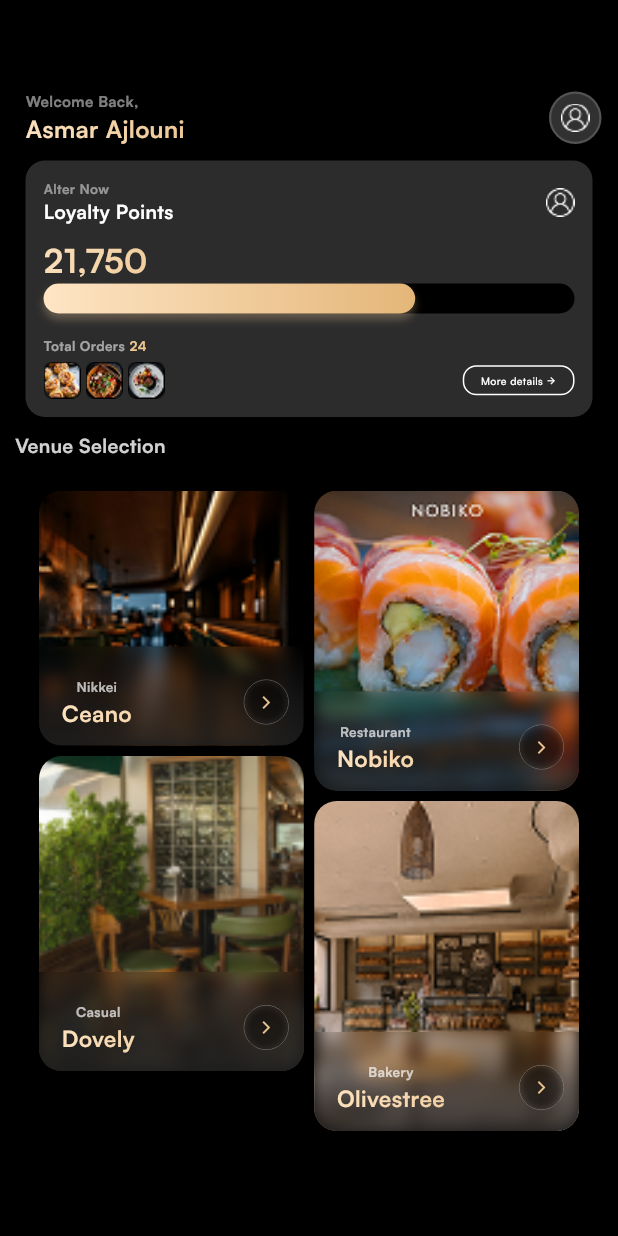
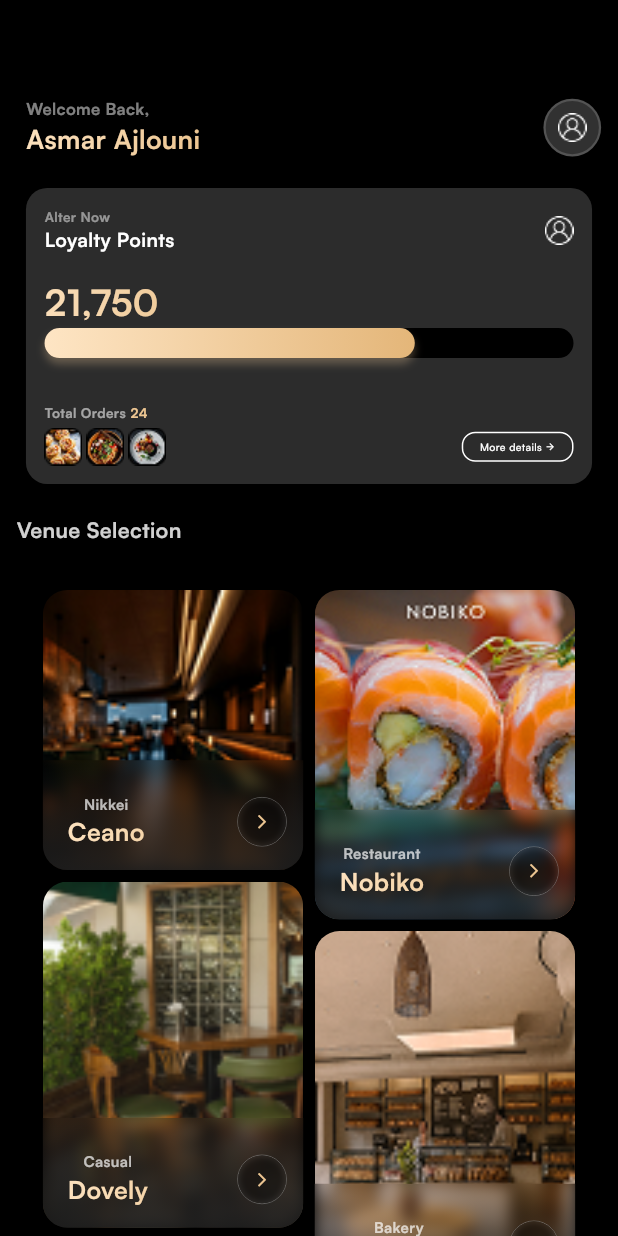
Before and after one commit to fatima304/Recast-Designs-Task, a Flutter app: the screen it shows after launch, on a phone screen of 412 x 824 dp. Run offline on Flutter 3.47's test engine with Material 3 defaults, Android fonts, the phone set to English and light mode, and no system bars.

Commit message:
make screen and widgets responsive

```diff
--- /dev/null
+++ b/lib/core/utils/responsive_helper.dart
@@ -0,0 +1,55 @@
+import 'package:flutter/material.dart';
+
+class ResponsiveHelper {
+  static double getWidth(BuildContext context) {
+    return MediaQuery.of(context).size.width;
+  }
+
+  static double getHeight(BuildContext context) {
+    return MediaQuery.of(context).size.height;
+  }
+
+  static double getScaleFactor(BuildContext context) {
+    return getWidth(context) / 375.0;
+  }
+
+  static double getSpacing(BuildContext context, double baseSpacing) {
+    return baseSpacing * getScaleFactor(context);
+  }
+
+  static double getFontSize(BuildContext context, double baseFontSize) {
+    return baseFontSize * getScaleFactor(context);
+  }
+
+  static double getSize(BuildContext context, double baseSize) {
+    return baseSize * getScaleFactor(context);
+  }
+
+  static double getBorderRadius(BuildContext context, double baseRadius) {
+    return baseRadius * getScaleFactor(context);
+  }
+
+  static double getHorizontalPadding(BuildContext context) {
+    return getWidth(context) * 0.042;
+  }
+
+  static double getVerticalPadding(BuildContext context) {
+    return getHeight(context) * 0.025;
+  }
+
+  static double getCardPadding(BuildContext context) {
+    return getWidth(context) * 0.03;
+  }
+
+  static double getSmallSpacing(BuildContext context) {
+    return getHeight(context) * 0.017;
+  }
+
+  static double getMediumSpacing(BuildContext context) {
+    return getHeight(context) * 0.024;
+  }
+
+  static double getLargeSpacing(BuildContext context) {
+    return getHeight(context) * 0.036;
+  }
+}
--- a/lib/features/home/screen/home_screen.dart
+++ b/lib/features/home/screen/home_screen.dart
@@ -1,5 +1,6 @@
 import 'package:flutter/material.dart';
 import 'package:recast_design_task/core/constants/app_colors.dart';
+import 'package:recast_design_task/core/utils/responsive_helper.dart';
 import 'package:recast_design_task/features/home/widgets/home_header.dart';
 import 'package:recast_design_task/features/home/widgets/loyality_card.dart';
 import 'package:recast_design_task/features/home/widgets/venue_selection_section.dart';
@@ -14,11 +15,11 @@ class HomeScreen extends StatelessWidget {
       body: SingleChildScrollView(
         child: Column(
           children: [
-            SizedBox(height: 40),
+            SizedBox(height: ResponsiveHelper.getSize(context, 40)),
             HomeHeader(),
-            SizedBox(height: 10),
+            SizedBox(height: ResponsiveHelper.getMediumSpacing(context)),
             LoyalityCard(),
-            SizedBox(height: 10),
+            SizedBox(height: ResponsiveHelper.getMediumSpacing(context)),
             VenueSelectionSection(),
           ],
         ),
--- a/lib/features/home/widgets/home_header.dart
+++ b/lib/features/home/widgets/home_header.dart
@@ -3,14 +3,20 @@ import 'package:recast_design_task/core/constants/app_colors.dart';
 import 'package:recast_design_task/core/constants/app_images.dart';
 import 'package:recast_design_task/core/constants/app_strings.dart';
 import 'package:recast_design_task/core/constants/app_text_styles.dart';
+import 'package:recast_design_task/core/utils/responsive_helper.dart';
 
 class HomeHeader extends StatelessWidget {
   const HomeHeader({super.key});
 
   @override
   Widget build(BuildContext context) {
+    final horizontalPadding = ResponsiveHelper.getHorizontalPadding(context);
+    final topPadding = ResponsiveHelper.getVerticalPadding(context);
+    final avatarSize = ResponsiveHelper.getSize(context, 35);
+    final iconSize = ResponsiveHelper.getSize(context, 19);
+
     return Padding(
-      padding: const EdgeInsets.only(top: 20, left: 17, right: 11),
+      padding: EdgeInsets.only(top: topPadding, left: horizontalPadding, right: horizontalPadding * 0.65),
       child: Row(
         mainAxisAlignment: MainAxisAlignment.spaceBetween,
         crossAxisAlignment: CrossAxisAlignment.center,
@@ -21,17 +27,21 @@ class HomeHeader extends StatelessWidget {
             children: [
               Text(
                 AppStrings.welcomeBack,
-                style: AppTextStyles.font10BoldWhite,
+                style: AppTextStyles.font10BoldWhite.copyWith(
+                  fontSize: ResponsiveHelper.getFontSize(context, 10),
+                ),
               ),
               Text(
                 AppStrings.profileName,
-                style: AppTextStyles.font16BoldYellow,
+                style: AppTextStyles.font16BoldYellow.copyWith(
+                  fontSize: ResponsiveHelper.getFontSize(context, 16),
+                ),
               ),
             ],
           ),
           Container(
-            width: 35,
-            height: 35,
+            width: avatarSize,
+            height: avatarSize,
             decoration: BoxDecoration(
               shape: BoxShape.circle,
               color: AppColors.lightgrey.withOpacity(0.2),
@@ -40,7 +50,7 @@ class HomeHeader extends StatelessWidget {
                 width: 1.5,
               ),
             ),
-            child: Image.asset(AppImages.user, width: 19, height: 19),
+            child: Image.asset(AppImages.user, width: iconSize, height: iconSize),
           ),
         ],
       ),
--- a/lib/features/home/widgets/loyality_card.dart
+++ b/lib/features/home/widgets/loyality_card.dart
@@ -2,6 +2,7 @@
 import 'package:recast_design_task/core/constants/app_colors.dart';
 import 'package:recast_design_task/core/constants/app_strings.dart';
 import 'package:recast_design_task/core/constants/app_text_styles.dart';
+import 'package:recast_design_task/core/utils/responsive_helper.dart';
 import 'package:recast_design_task/features/home/widgets/loyality_header.dart';
 import 'package:recast_design_task/features/home/widgets/progress_bar.dart';
 import 'package:recast_design_task/features/home/widgets/total_orders_widget.dart';
@@ -11,18 +12,22 @@
 
   @override
   Widget build(BuildContext context) {
+    final horizontalMargin = ResponsiveHelper.getHorizontalPadding(context);
+    final cardPadding = ResponsiveHelper.getCardPadding(context);
+    final borderRadius = ResponsiveHelper.getBorderRadius(context, 13);
+
     return Container(
       width: double.infinity,
-      margin: const EdgeInsets.symmetric(horizontal: 17),
-      padding: const EdgeInsets.all(12),
+      margin: EdgeInsets.symmetric(horizontal: horizontalMargin),
+      padding: EdgeInsets.all(cardPadding),
       decoration: BoxDecoration(
         color: AppColors.darkgrey.withOpacity(0.3),
-        borderRadius: BorderRadius.circular(13),
+        borderRadius: BorderRadius.circular(borderRadius),
         boxShadow: [
           BoxShadow(
             color: AppColors.black.withOpacity(0.15),
-            offset: Offset(0, 4),
-            blurRadius: 4,
+            offset: Offset(0, ResponsiveHelper.getSize(context, 4)),
+            blurRadius: ResponsiveHelper.getSize(context, 4),
           ),
         ],
       ),
@@ -36,17 +41,21 @@
 
   @override
   Widget build(BuildContext context) {
+    final spacing = ResponsiveHelper.getSmallSpacing(context);
+    final largeSpacing = ResponsiveHelper.getLargeSpacing(context);
+    final pointsFontSize = ResponsiveHelper.getFontSize(context, 22);
+
     return Column(
       crossAxisAlignment: CrossAxisAlignment.start,
       children: [
         LoyalityHeader(),
-        SizedBox(height: 7),
+        SizedBox(height: spacing),
         Text(
           AppStrings.points,
-          style: AppTextStyles.font16BoldYellow.copyWith(fontSize: 22),
+          style: AppTextStyles.font16BoldYellow.copyWith(fontSize: pointsFontSize),
         ),
         CustomProgressBar(progress: 0.7),
-        SizedBox(height: 15),
+        SizedBox(height: largeSpacing),
         TotalOrdersWidget(),
       ],
     );
--- a/lib/features/home/widgets/venue_selection_items.dart
+++ b/lib/features/home/widgets/venue_selection_items.dart
@@ -4,13 +4,19 @@ import 'package:flutter_staggered_grid_view/flutter_staggered_grid_view.dart';
 import 'package:recast_design_task/core/constants/app_colors.dart';
 import 'package:recast_design_task/core/constants/app_images.dart';
 import 'package:recast_design_task/core/constants/app_text_styles.dart';
+import 'package:recast_design_task/core/utils/responsive_helper.dart';
 
 class VenueSelectionItems extends StatelessWidget {
   const VenueSelectionItems({super.key});
 
   @override
   Widget build(BuildContext context) {
-    final List<double> itemHeights = [170, 200, 210, 220];
+     final List<double> itemHeights = [
+      ResponsiveHelper.getSize(context, 170),
+      ResponsiveHelper.getSize(context, 200),
+      ResponsiveHelper.getSize(context, 210),
+      ResponsiveHelper.getSize(context, 220),
+    ];
     final List<String> subTitles = ['Nikkei', 'Restaurant', 'Casual', 'Bakery'];
     final List<String> titles = ['Ceano', 'Nobiko', 'Dovely', 'Olivestree'];
     final List<String> images = [
@@ -20,19 +26,26 @@ class VenueSelectionItems extends StatelessWidget {
       AppImages.oliverstree,
     ];
 
+    final gridPadding = ResponsiveHelper.getSize(context, 16);
+    final verticalPadding = ResponsiveHelper.getSize(context, 10);
+    final spacing = ResponsiveHelper.getSize(context, 7);
+    final borderRadius = ResponsiveHelper.getBorderRadius(context, 15);
+    final arrowSize = ResponsiveHelper.getSize(context, 30);
+    final arrowIconSize = ResponsiveHelper.getSize(context, 10);
+
     return MasonryGridView.count(
       shrinkWrap: true,
       physics: const NeverScrollableScrollPhysics(),
-      padding: const EdgeInsets.symmetric(horizontal: 16, vertical: 10),
+      padding: EdgeInsets.symmetric(horizontal: gridPadding, vertical: verticalPadding),
       crossAxisCount: 2,
-      mainAxisSpacing: 7,
-      crossAxisSpacing: 7,
+      mainAxisSpacing: spacing,
+      crossAxisSpacing: spacing,
       itemCount: 4,
       itemBuilder: (context, index) {
         return Container(
           height: itemHeights[index],
           decoration: BoxDecoration(
-            borderRadius: BorderRadius.circular(15),
+            borderRadius: BorderRadius.circular(borderRadius),
             image: DecorationImage(
               image: AssetImage(images[index]),
               fit: BoxFit.cover,
@@ -42,9 +55,9 @@ class VenueSelectionItems extends StatelessWidget {
             mainAxisAlignment: MainAxisAlignment.end,
             children: [
               ClipRRect(
-                borderRadius: const BorderRadius.only(
-                  bottomLeft: Radius.circular(15),
-                  bottomRight: Radius.circular(15),
+                borderRadius: BorderRadius.only(
+                  bottomLeft: Radius.circular(borderRadius),
+                  bottomRight: Radius.circular(borderRadius),
                 ),
                 child: BackdropFilter(
                   filter: ImageFilter.blur(sigmaX: 5, sigmaY: 5),
@@ -62,11 +75,11 @@ class VenueSelectionItems extends StatelessWidget {
                         stops: const [0.0, 0.54, 1.0],
                       ),
                     ),
-                    padding: const EdgeInsets.only(
-                      left: 15,
-                      right: 10,
-                      bottom: 12,
-                      top: 20,
+                    padding: EdgeInsets.only(
+                      left: ResponsiveHelper.getSize(context, 15),
+                      right: ResponsiveHelper.getSize(context, 10),
+                      bottom: ResponsiveHelper.getSize(context, 12),
+                      top: ResponsiveHelper.getSize(context, 20),
                     ),
                     child: Column(
                       mainAxisSize: MainAxisSize.min,
@@ -80,18 +93,19 @@ class VenueSelectionItems extends StatelessWidget {
                                 Text(
                                   subTitles[index],
                                   style: AppTextStyles.font10BoldWhite.copyWith(
-                                    fontSize: 9,
+                                    fontSize: ResponsiveHelper.getFontSize(context, 9),
                                     color: AppColors.white.withOpacity(0.7),
                                   ),
                                 ),
                                 Text(
                                   titles[index],
-                                  style: AppTextStyles.font16BoldYellow
-                                      .copyWith(fontSize: 15),
+                                  style: AppTextStyles.font16BoldYellow.copyWith(
+                                    fontSize: ResponsiveHelper.getFontSize(context, 15),
+                                  ),
                                 ),
                               ],
                             ),
-                            _buildGlassArrow(),
+                            _buildGlassArrow(arrowSize, arrowIconSize),
                           ],
                         ),
                       ],
@@ -106,10 +120,10 @@ class VenueSelectionItems extends StatelessWidget {
     );
   }
 
-  Widget _buildGlassArrow() {
+  Widget _buildGlassArrow(double containerSize, double iconSize) {
     return Container(
-      width: 30,
-      height: 30,
+      width: containerSize,
+      height: containerSize,
       decoration: BoxDecoration(
         shape: BoxShape.circle,
         color: AppColors.black.withOpacity(0.4),
@@ -118,11 +132,11 @@ class VenueSelectionItems extends StatelessWidget {
       child: ClipOval(
         child: BackdropFilter(
           filter: ImageFilter.blur(sigmaX: 2, sigmaY: 2),
-          child: const Center(
+          child: Center(
             child: Icon(
               Icons.arrow_forward_ios,
-              size: 10,
-              color: Color(0xFFEDC692),
+              size: iconSize,
+              color: const Color(0xFFEDC692),
             ),
           ),
         ),
--- a/lib/features/home/widgets/venue_selection_section.dart
+++ b/lib/features/home/widgets/venue_selection_section.dart
@@ -2,6 +2,7 @@ import 'package:flutter/material.dart';
 import 'package:recast_design_task/core/constants/app_colors.dart';
 import 'package:recast_design_task/core/constants/app_strings.dart';
 import 'package:recast_design_task/core/constants/app_text_styles.dart';
+import 'package:recast_design_task/core/utils/responsive_helper.dart';
 import 'package:recast_design_task/features/home/widgets/venue_selection_items.dart';
 
 class VenueSelectionSection extends StatelessWidget {
@@ -9,18 +10,23 @@ class VenueSelectionSection extends StatelessWidget {
 
   @override
   Widget build(BuildContext context) {
+    final horizontalPadding = ResponsiveHelper.getSize(context, 10);
+    final verticalSpacing = ResponsiveHelper.getMediumSpacing(context);
+    final titleFontSize = ResponsiveHelper.getFontSize(context, 13);
+
     return Padding(
-      padding: const EdgeInsets.symmetric(horizontal: 10.0),
+      padding: EdgeInsets.symmetric(horizontal: horizontalPadding),
       child: Column(
         crossAxisAlignment: CrossAxisAlignment.start,
         children: [
           Text(
             AppStrings.venueSelection,
             style: AppTextStyles.font13BoldWhite.copyWith(
+              fontSize: titleFontSize,
               color: AppColors.white.withOpacity(0.82),
             ),
           ),
-          SizedBox(height: 10),
+          SizedBox(height: verticalSpacing),
           VenueSelectionItems(),
         ],
       ),
```
Also changed, not shown: assets/images/odeyssy.png (added), assets/images/profile.png (added).
